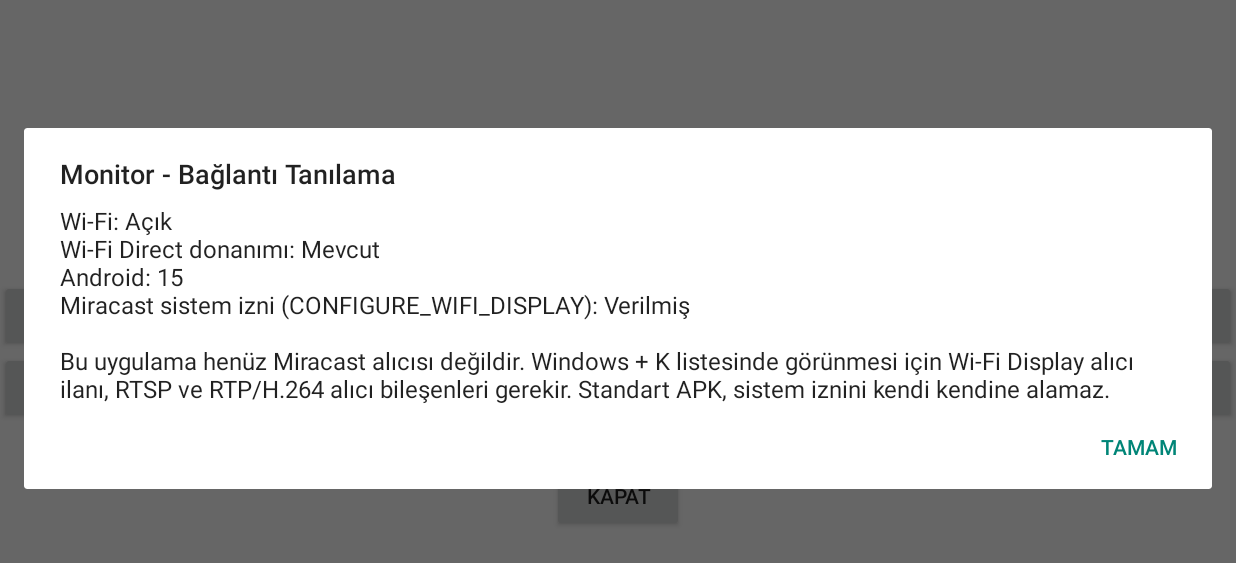
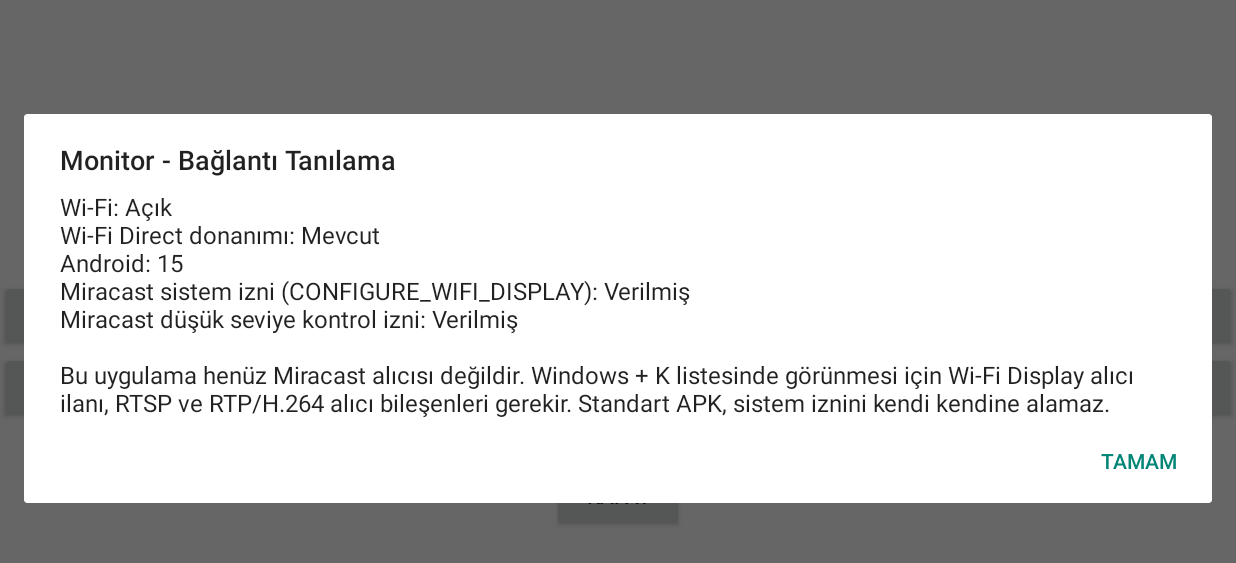
Before and after one commit to muhammedyusufolgun/Ekran, an Android app: the screen it shows after launch (MainActivity), after a tap on an icon or button, on a phone screen of 824 x 412 dp (held sideways). Shown: the top 563 px of the screen. Run offline under Robolectric (Android 15) with nearby library versions, the phone set to English and light mode, and no system bars.

Commit message:
Display grant status of both protected Miracast permissions in diagnostics

```diff
--- a/app/src/main/java/com/olgun/kablosuzekran/MainActivity.java
+++ b/app/src/main/java/com/olgun/kablosuzekran/MainActivity.java
@@ -72,7 +72,7 @@ public class MainActivity extends Activity {
    }).setNegativeButton("İptal",null).show();
   });}catch(Exception e){scanning=false;reportTest("Cihaz arama hatası",e.toString());}
  }
- void showDiagnostics(){boolean p2p=getPackageManager().hasSystemFeature("android.hardware.wifi.direct"); android.net.wifi.WifiManager wifi=(android.net.wifi.WifiManager)getApplicationContext().getSystemService(Context.WIFI_SERVICE); boolean wifiOn=wifi!=null&&wifi.isWifiEnabled();boolean wfdPermission=checkSelfPermission("android.permission.CONFIGURE_WIFI_DISPLAY")==PackageManager.PERMISSION_GRANTED;String message="Wi-Fi: "+(wifiOn?"Açık":"Kapalı")+"\nWi-Fi Direct donanımı: "+(p2p?"Mevcut":"Algılanmadı")+"\nAndroid: "+android.os.Build.VERSION.RELEASE+"\nMiracast sistem izni (CONFIGURE_WIFI_DISPLAY): "+(wfdPermission?"Verilmiş":"Verilmemiş / sistem kısıtlaması")+"\n\nBu uygulama henüz Miracast alıcısı değildir. Windows + K listesinde görünmesi için Wi-Fi Display alıcı ilanı, RTSP ve RTP/H.264 alıcı bileşenleri gerekir. Standart APK, sistem iznini kendi kendine alamaz.";new AlertDialog.Builder(this).setTitle("Monitor - Bağlantı Tanılama").setMessage(message).setPositiveButton("Tamam",null).show();}
+ void showDiagnostics(){boolean p2p=getPackageManager().hasSystemFeature("android.hardware.wifi.direct"); android.net.wifi.WifiManager wifi=(android.net.wifi.WifiManager)getApplicationContext().getSystemService(Context.WIFI_SERVICE); boolean wifiOn=wifi!=null&&wifi.isWifiEnabled();boolean wfdPermission=checkSelfPermission("android.permission.CONFIGURE_WIFI_DISPLAY")==PackageManager.PERMISSION_GRANTED;boolean controlPermission=checkSelfPermission("android.permission.CONTROL_WIFI_DISPLAY")==PackageManager.PERMISSION_GRANTED;String message="Wi-Fi: "+(wifiOn?"Açık":"Kapalı")+"\nWi-Fi Direct donanımı: "+(p2p?"Mevcut":"Algılanmadı")+"\nAndroid: "+android.os.Build.VERSION.RELEASE+"\nMiracast sistem izni (CONFIGURE_WIFI_DISPLAY): "+(wfdPermission?"Verilmiş":"Verilmemiş / sistem kısıtlaması")+"\nMiracast düşük seviye kontrol izni: "+(controlPermission?"Verilmiş":"Verilmemiş / sistem kısıtlaması")+"\n\nBu uygulama henüz Miracast alıcısı değildir. Windows + K listesinde görünmesi için Wi-Fi Display alıcı ilanı, RTSP ve RTP/H.264 alıcı bileşenleri gerekir. Standart APK, sistem iznini kendi kendine alamaz.";new AlertDialog.Builder(this).setTitle("Monitor - Bağlantı Tanılama").setMessage(message).setPositiveButton("Tamam",null).show();}
  TextView label(String s,int size){TextView t=new TextView(this);t.setText(s);t.setTextColor(Color.BLACK);t.setTextSize(size);t.setGravity(Gravity.CENTER);return t;}
  void showHome(){ui.post(()->{home.setVisibility(View.VISIBLE);picture.setVisibility(View.GONE);countdown.setText(paused&&connected?String.valueOf(seconds):"");});}
  void showPicture(){ui.post(()->{home.setVisibility(View.GONE);picture.setVisibility(View.VISIBLE);});}
```
